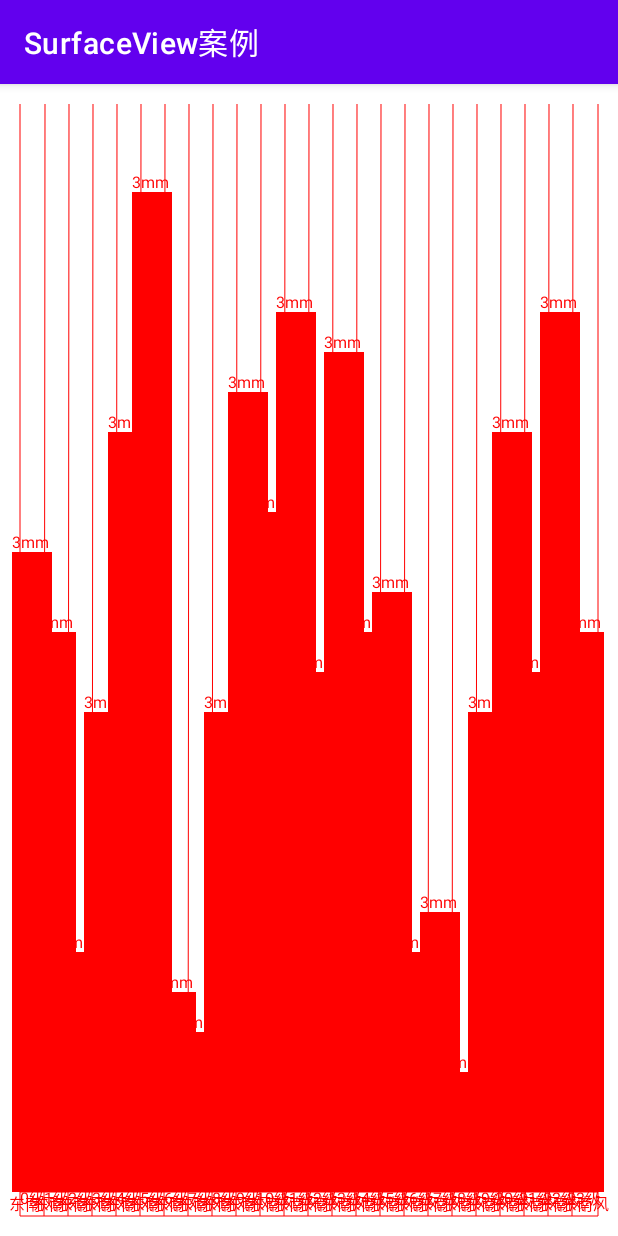
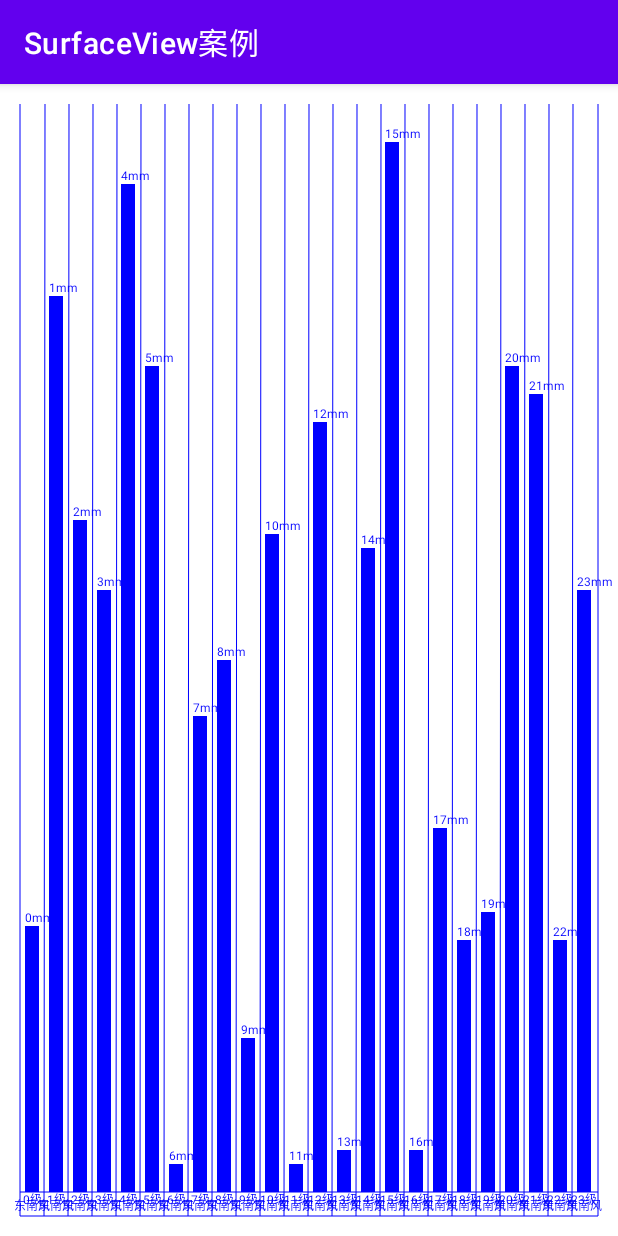
Before and after one commit to yhsh/SurfaceViewModel, an Android app: the WeatherActivity screen opened directly, with no data from a screen before it, on a phone screen of 412 x 824 dp. Run offline under Robolectric (Android 15) with nearby library versions, the light colour scheme and no system bars.

Commit message:
add:矩形宽度动态适配横竖屏

```diff
--- a/app/src/main/java/cn/yhsh/surfaceviewmodel/WeatherView.java
+++ b/app/src/main/java/cn/yhsh/surfaceviewmodel/WeatherView.java
@@ -59,6 +59,12 @@ public class WeatherView extends View {
         super.onDraw(canvas);
         int countWidth = (measuredWidth - countMargin * 2) / 24;
         Log.d("打印正方形大小", countWidth + "=");
+        if (measuredWidth < measuredHeight) {
+            //矩形宽度自己动态适配横竖屏
+            rectWidth = (measuredWidth - countMargin * 2) / 24 - 10;
+            mPaint.setTextSize(12);
+            mPaint.setColor(Color.BLUE);
+        }
         canvas.drawLine(countMargin, measuredHeight - countMargin, measuredWidth - countMargin, measuredHeight - countMargin, mPaint);
         canvas.drawLine(countMargin, measuredHeight - countMargin, countMargin, countMargin, mPaint);
         canvas.drawLine(measuredWidth - countMargin, measuredHeight - countMargin, measuredWidth - countMargin, countMargin, mPaint);
@@ -73,7 +79,6 @@ public class WeatherView extends View {
             //让文字左右居中显示的算法,画东西南北风和风级
             canvas.drawText(i + "级", countMargin + countWidth * i + (countWidth - w) / 2f, measuredHeight - countMargin - countWidth / 2f, mPaint);
             canvas.drawText("东南风", countMargin + countWidth * i + (countWidth - bottomWidth) / 2f, measuredHeight - countMargin - countWidth / 4f, mPaint);
-
             //画矩形
             if (i == 0) {
                 weatherRectF.left = countMargin + (countWidth - rectWidth) * (i + 1) / 2f;
@@ -96,7 +101,7 @@ public class WeatherView extends View {
             canvas.drawRect(weatherRectF, mPaint);
 
             //矩形上面画雨水量
-            canvas.drawText("3mm", weatherRectF.left, measuredHeight - countMargin - countWidth - rectWidth * nextInt - 4, mPaint);
+            canvas.drawText(i + "mm", weatherRectF.left, measuredHeight - countMargin - countWidth - rectWidth * nextInt - 4, mPaint);
             if (i == 0) {
                 continue;
             }
```
